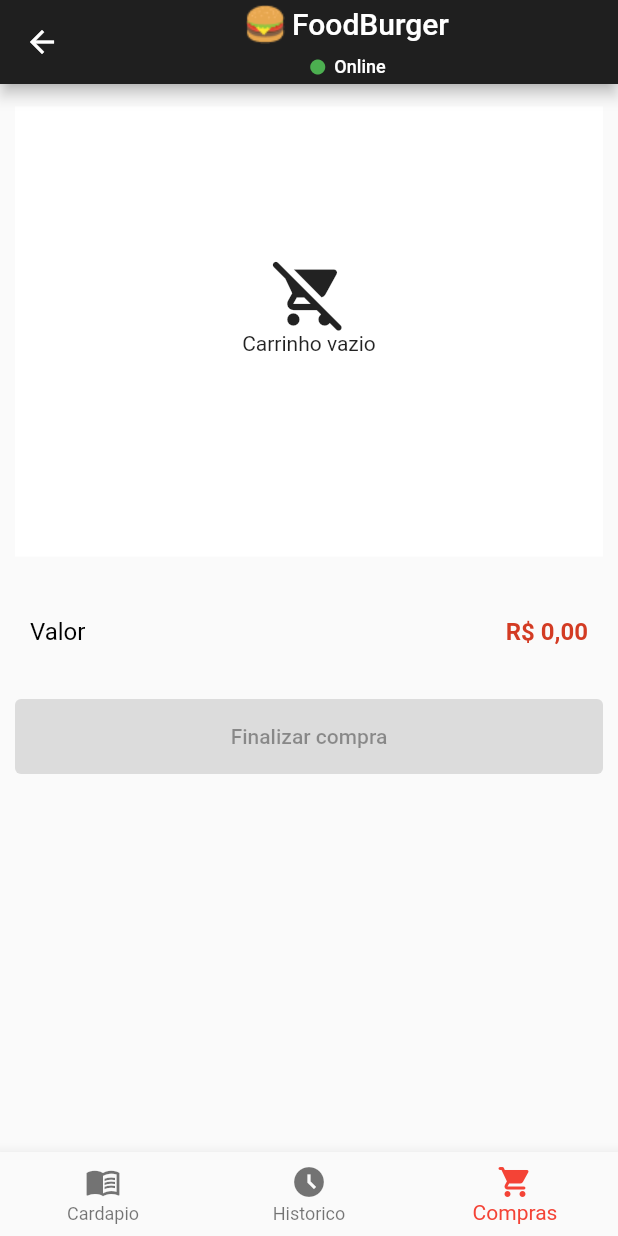
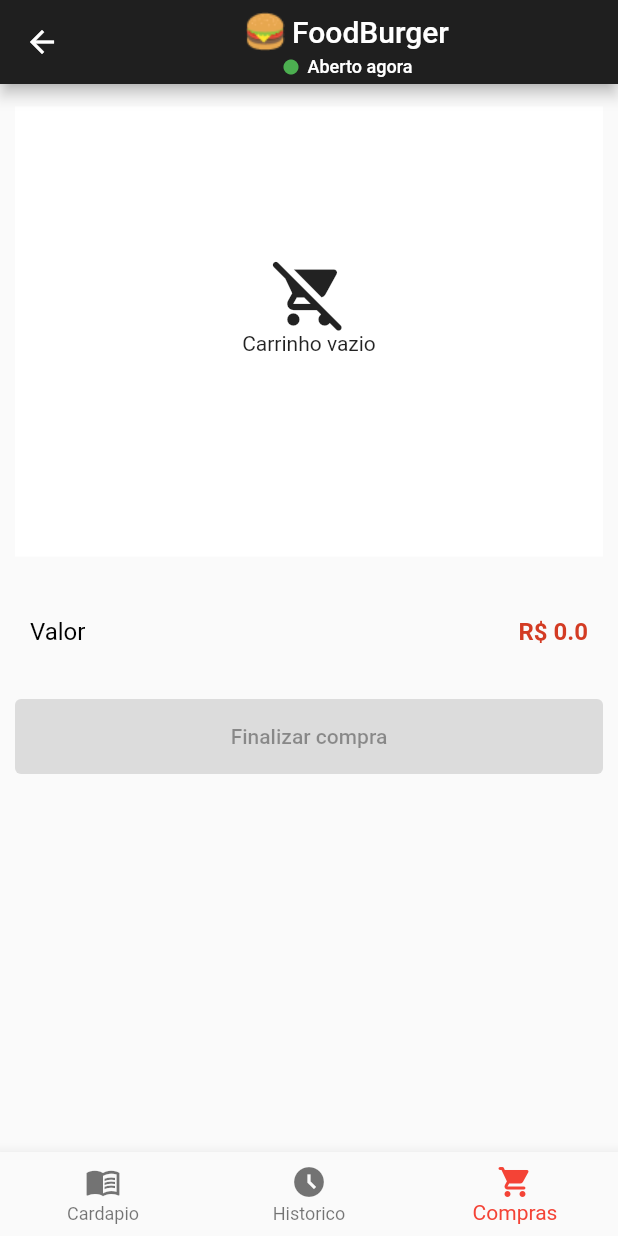
Before and after one commit to ArthurOlive/foodburger, a Flutter app: the HistoryPage screen opened by its route, item 3 of the bottom bar chosen, on a phone screen of 412 x 824 dp. Run offline on Flutter 3.47's test engine with Material 2 defaults, Android fonts, the light colour scheme and no system bars; Roboto replaces fonts that are missing (Quicksand).

Commit message:
feat. Rename files e icone de app

```diff
--- a/lib/components/bottom_menu.dart
+++ b/lib/components/bottomMenu.dart
@@ -1,6 +1,5 @@
 import 'package:flutter/material.dart';
-import 'package:foodburger/controllers/cart_list_controller.dart';
-import 'package:foodburger/controllers/item_list_controller.dart';
+import 'package:foodburger/controllers/cartListController.dart';
 
 class BottomNavigatorMenu extends StatelessWidget {
   final int option;
--- a/lib/components/item_cart.dart
+++ b/lib/components/itemCart.dart
@@ -1,8 +1,7 @@
 import 'package:flutter/cupertino.dart';
 import 'package:flutter/material.dart';
-import 'package:foodburger/controllers/cart_list_controller.dart';
-import 'package:foodburger/controllers/item_list_controller.dart';
-import 'package:foodburger/style/font_text.dart';
+import 'package:foodburger/controllers/cartListController.dart';
+import 'package:foodburger/style/fontText.dart';
 
 class FoodCart extends StatelessWidget {
   final Image? imageIcon;
--- a/lib/components/title_bar.dart
+++ b/lib/components/titleBar.dart
@@ -29,9 +29,9 @@ class TitleBar extends StatelessWidget {
                 size: 12,
               ),
               Container(
-                margin: EdgeInsets.symmetric(vertical: 5, horizontal: 5),
+                margin: EdgeInsets.symmetric(vertical: 0, horizontal: 5),
                 child: Text(
-                  "Online",
+                  "Aberto agora",
                   style: TextStyle(
                     fontFamily: 'Quicksand',
                     fontSize: 12,
--- a/lib/controllers/cart_list_controller.dart
+++ b/lib/controllers/cartListController.dart
@@ -1,7 +1,6 @@
 import 'dart:collection';
 
 import 'package:flutter/cupertino.dart';
-import 'package:foodburger/models/Item.dart';
 
 class CartListController extends ChangeNotifier {
   static CartListController instance = CartListController();
--- a/lib/controllers/item_list_controller.dart
+++ b/lib/controllers/itemListController.dart
@@ -1,6 +1,6 @@
 import 'package:flutter/cupertino.dart';
 import 'package:foodburger/models/Item.dart';
-import 'package:foodburger/models/item_type.dart';
+import 'package:foodburger/models/itemType.dart';
 
 class ItemListController extends ChangeNotifier {
   //singleton
--- a/lib/main.dart
+++ b/lib/main.dart
@@ -1,5 +1,5 @@
 import 'package:flutter/material.dart';
-import 'package:foodburger/app_widget.dart';
+import 'package:foodburger/appWidget.dart';
 
 void main() {
   runApp(AppWidget());
--- a/lib/models/Item.dart
+++ b/lib/models/Item.dart
@@ -1,4 +1,4 @@
-import 'package:foodburger/models/item_type.dart';
+import 'package:foodburger/models/itemType.dart';
 
 class Item {
   int _cod;
--- a/lib/screens/history_page.dart
+++ b/lib/screens/historyPage.dart
@@ -1,7 +1,7 @@
 import 'package:flutter/cupertino.dart';
 import 'package:flutter/material.dart';
-import 'package:foodburger/components/bottom_menu.dart';
-import 'package:foodburger/components/title_bar.dart';
+import 'package:foodburger/components/bottomMenu.dart';
+import 'package:foodburger/components/titleBar.dart';
 
 class HistoryPage extends StatelessWidget {
   const HistoryPage({Key? key}) : super(key: key);
--- a/lib/screens/item_confirm_page.dart
+++ b/lib/screens/itemConfirmPage.dart
@@ -1,8 +1,8 @@
 import 'package:flutter/material.dart';
-import 'package:foodburger/components/title_bar.dart';
-import 'package:foodburger/controllers/cart_list_controller.dart';
+import 'package:foodburger/components/titleBar.dart';
+import 'package:foodburger/controllers/cartListController.dart';
 import 'package:foodburger/models/Item.dart';
-import 'package:foodburger/style/font_text.dart';
+import 'package:foodburger/style/fontText.dart';
 
 class Confirm extends StatelessWidget {
   final Item item;
--- a/lib/screens/payment_cart_page.dart
+++ b/lib/screens/paymentCartPage.dart
@@ -1,11 +1,11 @@
 import 'package:flutter/cupertino.dart';
 import 'package:flutter/material.dart';
-import 'package:foodburger/components/bottom_menu.dart';
-import 'package:foodburger/components/item_cart.dart';
-import 'package:foodburger/components/title_bar.dart';
-import 'package:foodburger/controllers/cart_list_controller.dart';
-import 'package:foodburger/controllers/item_list_controller.dart';
-import 'package:foodburger/style/font_text.dart';
+import 'package:foodburger/components/bottomMenu.dart';
+import 'package:foodburger/components/itemCart.dart';
+import 'package:foodburger/components/titleBar.dart';
+import 'package:foodburger/controllers/cartListController.dart';
+import 'package:foodburger/controllers/itemListController.dart';
+import 'package:foodburger/style/fontText.dart';
 
 class PaymentCart extends StatefulWidget {
   const PaymentCart({Key? key}) : super(key: key);
@@ -15,6 +15,8 @@ class PaymentCart extends StatefulWidget {
 }
 
 class _PaymentCartState extends State<PaymentCart> {
+  double price = 0.0;
+
   @override
   Widget build(BuildContext context) {
     return Scaffold(
@@ -28,7 +30,7 @@ class _PaymentCartState extends State<PaymentCart> {
           Container(
             margin: new EdgeInsets.symmetric(horizontal: 10.0, vertical: 15.0),
             color: Colors.white,
-            height: 300,
+            constraints: BoxConstraints(minHeight: 300),
             child: Column(
               mainAxisAlignment: MainAxisAlignment.start,
               crossAxisAlignment: CrossAxisAlignment.center,
@@ -67,7 +69,7 @@ class _PaymentCartState extends State<PaymentCart> {
                   ),
                 ),
                 Text(
-                  'R\$ 0,00',
+                  'R\$ $price',
                   style: subtitleText(),
                 ),
               ],
@@ -98,6 +100,9 @@ class _PaymentCartState extends State<PaymentCart> {
   List<FoodCart> didMoutItems() {
     //Poderia ter um metodo que pegaria os itens do banco
     List<FoodCart> list = [];
+    setState(() {
+      price = 0;
+    });
 
     for (int i = 0; i < ItemListController.instance.itens.length; i++) {
       if (CartListController.instance.itens
@@ -115,6 +120,12 @@ class _PaymentCartState extends State<PaymentCart> {
           description: ItemListController.instance.itens[i].description,
           cod: ItemListController.instance.itens[i].cod,
         ));
+
+        setState(() {
+          price += CartListController
+                  .instance.itens[ItemListController.instance.itens[i].cod]! *
+              double.parse(ItemListController.instance.itens[i].price);
+        });
       }
     }
 
--- a/pubspec.yaml
+++ b/pubspec.yaml
@@ -36,8 +36,8 @@ dev_dependencies:
   flutter_launcher_icons: "^0.9.2"
 
 flutter_icons:
-  image_path: "assets/images/icon_hamburger.png"
-  Android: "launcher_icon"
+  image_path: "assets/images/icon.png"
+  android: true
   ios: true
 
 # For information on the generic Dart part of this file, see the
```
Also changed, not shown: lib/appWidget.dart (renamed from lib/app_widget.dart, +4 -6 lines), lib/components/itemContainer.dart (renamed from lib/components/item_container.dart, +3 -4 lines), lib/screens/menuPage.dart (renamed from lib/screens/menu_page.dart, +5 -5 lines), assets/images/icon.png (added), lib/models/itemType.dart (renamed from lib/models/item_type.dart), lib/style/fontText.dart (renamed from lib/style/font_text.dart), 21 other files.
